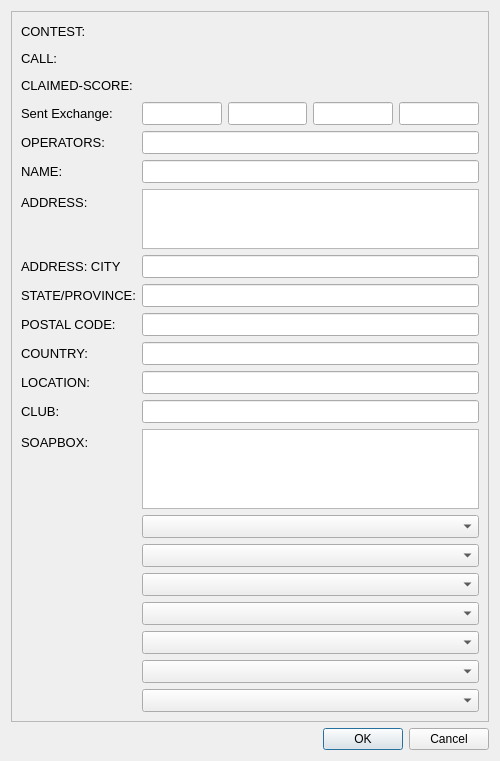
Qt form so2sdr/cabrillo.ui (n4ogw/so2sdr) before a commit.
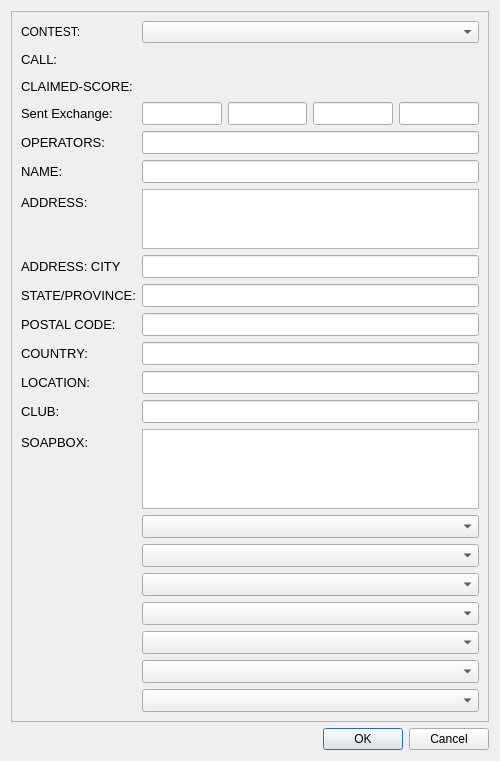
The same form after that commit.

```diff
--- a/so2sdr/cabrillo.ui
+++ b/so2sdr/cabrillo.ui
@@ -37,7 +37,7 @@
         <x>0</x>
         <y>0</y>
         <width>463</width>
-        <height>722</height>
+        <height>731</height>
        </rect>
       </property>
       <layout class="QVBoxLayout" name="verticalLayout_2">
@@ -47,28 +47,14 @@
           <enum>QFormLayout::AllNonFixedFieldsGrow</enum>
          </property>
          <item row="0" column="0">
-          <widget class="QLabel" name="label">
-           <property name="font">
-            <font>
-             <pointsize>10</pointsize>
-            </font>
-           </property>
+          <widget class="QLabel" name="label_11">
            <property name="text">
-            <string>CONTEST: </string>
+            <string>CONTEST:</string>
            </property>
           </widget>
          </item>
          <item row="0" column="1">
-          <widget class="QLabel" name="labelContest">
-           <property name="font">
-            <font>
-             <pointsize>10</pointsize>
-            </font>
-           </property>
-           <property name="text">
-            <string/>
-           </property>
-          </widget>
+          <widget class="QComboBox" name="comboBoxContestName"/>
          </item>
          <item row="1" column="0">
           <widget class="QLabel" name="label_2">
```
Left out of the diff: 42 changed lines with no effect on the pictures.
